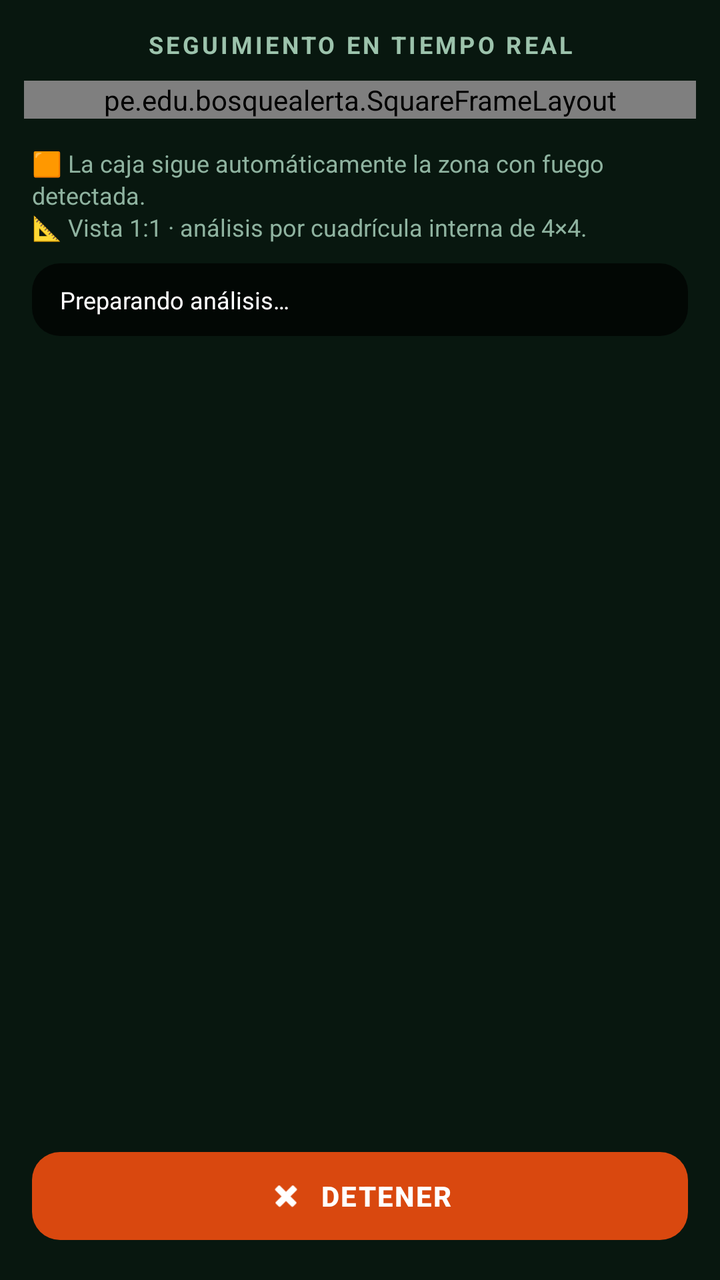
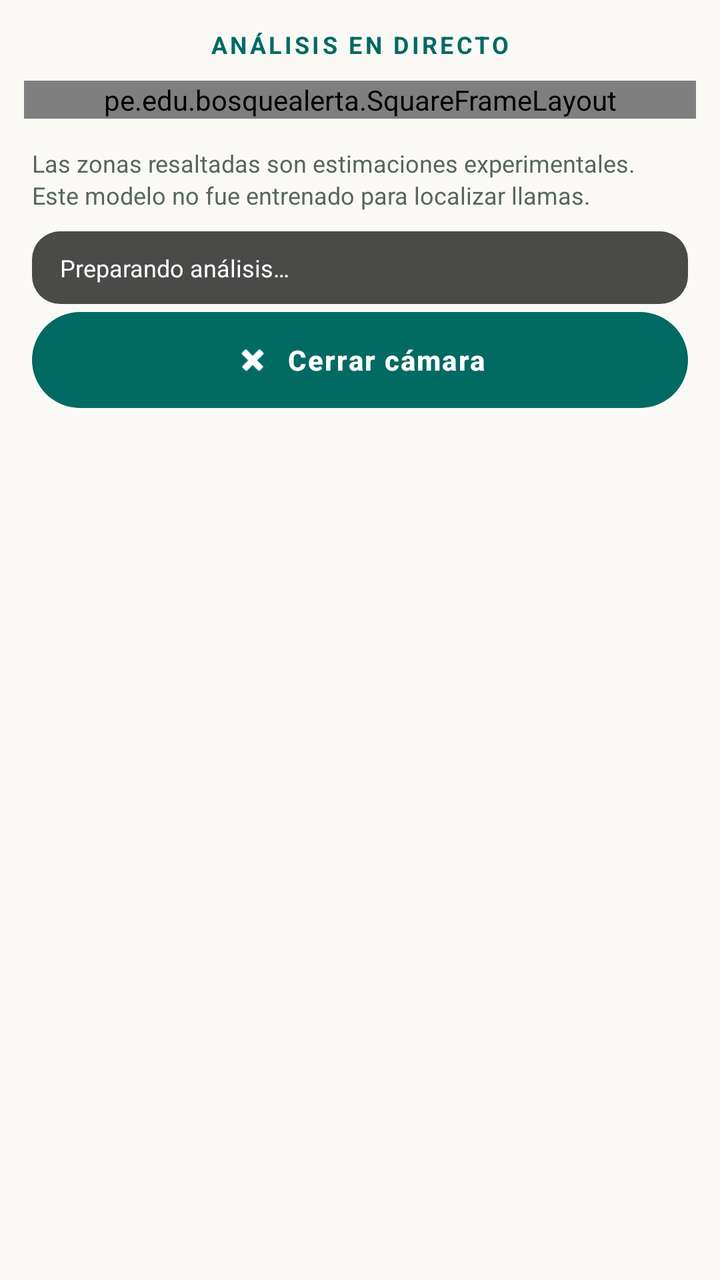

Screens rendered from an Android XML layout before and after an edit, with the pre-edit source and the edit as a unified diff.
<!-- AndroidManifest.xml: application theme Theme.BosqueAlerta -->
<!-- res/layout/activity_live.xml -->
<?xml version="1.0" encoding="utf-8"?>
<LinearLayout xmlns:android="http://schemas.android.com/apk/res/android"
    xmlns:app="http://schemas.android.com/apk/res-auto"
    android:layout_width="match_parent"
    android:layout_height="match_parent"
    android:background="#08170F"
    android:orientation="vertical">

    <TextView
        android:layout_width="match_parent"
        android:layout_height="wrap_content"
        android:letterSpacing="0.12"
        android:paddingTop="14dp"
        android:paddingBottom="10dp"
        android:gravity="center"
        android:text="SEGUIMIENTO EN TIEMPO REAL"
        android:textColor="#9CC3AC"
        android:textSize="12sp"
        android:textStyle="bold" />

    <pe.edu.bosquealerta.SquareFrameLayout
        android:layout_width="match_parent"
        android:layout_height="wrap_content"
        android:layout_marginStart="12dp"
        android:layout_marginEnd="12dp">

        <androidx.camera.view.PreviewView
            android:id="@+id/previewView"
            android:layout_width="match_parent"
            android:layout_height="match_parent" />

        <pe.edu.bosquealerta.FireOverlayView
            android:id="@+id/overlay"
            android:layout_width="match_parent"
            android:layout_height="match_parent" />

        <TextView
            android:id="@+id/statusChip"
            android:layout_width="wrap_content"
            android:layout_height="wrap_content"
            android:layout_gravity="top|center_horizontal"
            android:layout_marginTop="12dp"
            android:background="@drawable/bg_chip_pill"
            android:elevation="6dp"
            android:letterSpacing="0.02"
            android:paddingStart="18dp"
            android:paddingTop="10dp"
            android:paddingEnd="18dp"
            android:paddingBottom="10dp"
            android:text="Iniciando cámara…"
            android:textColor="@color/white"
            android:textSize="15sp"
            android:textStyle="bold" />
    </pe.edu.bosquealerta.SquareFrameLayout>

    <LinearLayout
        android:layout_width="match_parent"
        android:layout_height="0dp"
        android:layout_weight="1"
        android:orientation="vertical"
        android:paddingStart="16dp"
        android:paddingTop="14dp"
        android:paddingEnd="16dp"
        android:paddingBottom="16dp">

        <TextView
            android:layout_width="match_parent"
            android:layout_height="wrap_content"
            android:lineSpacingExtra="2dp"
            android:text="🟧 La caja sigue automáticamente la zona con fuego detectada.\n📐 Vista 1:1 · análisis por cuadrícula interna de 4×4."
            android:textColor="#8FB3A0"
            android:textSize="12sp" />

        <TextView
            android:id="@+id/stats"
            android:layout_width="match_parent"
            android:layout_height="wrap_content"
            android:layout_marginTop="10dp"
            android:background="@drawable/bg_stats"
            android:paddingStart="14dp"
            android:paddingTop="10dp"
            android:paddingEnd="14dp"
            android:paddingBottom="10dp"
            android:text="Preparando análisis…"
            android:textColor="@color/white"
            android:textSize="12sp" />

        <Space
            android:layout_width="match_parent"
            android:layout_height="0dp"
            android:layout_weight="1" />

        <com.google.android.material.button.MaterialButton
            android:id="@+id/stopBtn"
            style="@style/Widget.Material3.Button"
            android:layout_width="match_parent"
            android:layout_height="52dp"
            android:letterSpacing="0.05"
            android:text="DETENER"
            android:textSize="14sp"
            android:textStyle="bold"
            app:backgroundTint="#D9480F"
            app:cornerRadius="14dp"
            app:icon="@android:drawable/ic_delete"
            app:iconGravity="textStart" />
    </LinearLayout>
</LinearLayout>
<!-- resources referenced by this layout -->
<resources>
  <color name="white">#FFFFFF</color>
  <!-- drawable bg_chip_pill (drawable) -->
  <?xml version="1.0" encoding="utf-8"?>
  <shape xmlns:android="http://schemas.android.com/apk/res/android" android:shape="rectangle">
      <solid android:color="#B3000000" />
      <corners android:radius="999dp" />
  </shape>
  <!-- drawable bg_stats (drawable) -->
  <?xml version="1.0" encoding="utf-8"?>
  <shape xmlns:android="http://schemas.android.com/apk/res/android" android:shape="rectangle">
      <solid android:color="#B3000000" />
      <corners android:radius="14dp" />
  </shape>
  <style name="Theme.BosqueAlerta" parent="Theme.Material3.Light.NoActionBar">
          <item name="colorPrimary">@color/primary</item>
          <item name="colorOnPrimary">@color/white</item>
          <item name="colorSecondary">@color/fire</item>
          <item name="colorOnSecondary">@color/white</item>
          <item name="android:statusBarColor">@color/primary_dark</item>
          <item name="android:windowLightStatusBar">false</item>
          <item name="android:navigationBarColor">@color/background</item>
          <item name="android:windowLightNavigationBar">true</item>
          <item name="android:windowBackground">@color/background</item>
      </style>
  <color name="primary">#1A6B43</color>
  <color name="fire">#E8590C</color>
  <color name="primary_dark">#0E4A2E</color>
  <color name="background">#F4F8F3</color>
</resources>

<!-- the commit's change to res/layout/activity_live.xml (unified diff, before → after) -->
@@ -1,107 +1,17 @@
-<?xml version="1.0" encoding="utf-8"?>
-<LinearLayout xmlns:android="http://schemas.android.com/apk/res/android"
-    xmlns:app="http://schemas.android.com/apk/res-auto"
-    android:layout_width="match_parent"
-    android:layout_height="match_parent"
-    android:background="#08170F"
-    android:orientation="vertical">
-
-    <TextView
-        android:layout_width="match_parent"
-        android:layout_height="wrap_content"
-        android:letterSpacing="0.12"
-        android:paddingTop="14dp"
-        android:paddingBottom="10dp"
-        android:gravity="center"
-        android:text="SEGUIMIENTO EN TIEMPO REAL"
-        android:textColor="#9CC3AC"
-        android:textSize="12sp"
-        android:textStyle="bold" />
-
-    <pe.edu.bosquealerta.SquareFrameLayout
-        android:layout_width="match_parent"
-        android:layout_height="wrap_content"
-        android:layout_marginStart="12dp"
-        android:layout_marginEnd="12dp">
-
-        <androidx.camera.view.PreviewView
-            android:id="@+id/previewView"
-            android:layout_width="match_parent"
-            android:layout_height="match_parent" />
-
-        <pe.edu.bosquealerta.FireOverlayView
-            android:id="@+id/overlay"
-            android:layout_width="match_parent"
-            android:layout_height="match_parent" />
-
-        <TextView
-            android:id="@+id/statusChip"
-            android:layout_width="wrap_content"
-            android:layout_height="wrap_content"
-            android:layout_gravity="top|center_horizontal"
-            android:layout_marginTop="12dp"
-            android:background="@drawable/bg_chip_pill"
-            android:elevation="6dp"
-            android:letterSpacing="0.02"
-            android:paddingStart="18dp"
-            android:paddingTop="10dp"
-            android:paddingEnd="18dp"
-            android:paddingBottom="10dp"
-            android:text="Iniciando cámara…"
-            android:textColor="@color/white"
-            android:textSize="15sp"
-            android:textStyle="bold" />
-    </pe.edu.bosquealerta.SquareFrameLayout>
-
-    <LinearLayout
-        android:layout_width="match_parent"
-        android:layout_height="0dp"
-        android:layout_weight="1"
-        android:orientation="vertical"
-        android:paddingStart="16dp"
-        android:paddingTop="14dp"
-        android:paddingEnd="16dp"
-        android:paddingBottom="16dp">
-
-        <TextView
-            android:layout_width="match_parent"
-            android:layout_height="wrap_content"
-            android:lineSpacingExtra="2dp"
-            android:text="🟧 La caja sigue automáticamente la zona con fuego detectada.\n📐 Vista 1:1 · análisis por cuadrícula interna de 4×4."
-            android:textColor="#8FB3A0"
-            android:textSize="12sp" />
-
-        <TextView
-            android:id="@+id/stats"
-            android:layout_width="match_parent"
-            android:layout_height="wrap_content"
-            android:layout_marginTop="10dp"
-            android:background="@drawable/bg_stats"
-            android:paddingStart="14dp"
-            android:paddingTop="10dp"
-            android:paddingEnd="14dp"
-            android:paddingBottom="10dp"
-            android:text="Preparando análisis…"
-            android:textColor="@color/white"
-            android:textSize="12sp" />
-
-        <Space
-            android:layout_width="match_parent"
-            android:layout_height="0dp"
-            android:layout_weight="1" />
-
-        <com.google.android.material.button.MaterialButton
-            android:id="@+id/stopBtn"
-            style="@style/Widget.Material3.Button"
-            android:layout_width="match_parent"
-            android:layout_height="52dp"
-            android:letterSpacing="0.05"
-            android:text="DETENER"
-            android:textSize="14sp"
-            android:textStyle="bold"
-            app:backgroundTint="#D9480F"
-            app:cornerRadius="14dp"
-            app:icon="@android:drawable/ic_delete"
-            app:iconGravity="textStart" />
+<?xml version='1.0' encoding='utf-8'?>
+<ScrollView xmlns:android="http://schemas.android.com/apk/res/android" xmlns:app="http://schemas.android.com/apk/res-auto" android:layout_width="match_parent" android:layout_height="match_parent" android:id="@+id/liveRoot" android:fillViewport="true" android:background="@color/background" android:orientation="vertical">
+    <LinearLayout android:layout_width="match_parent" android:layout_height="wrap_content" android:orientation="vertical">
+        <TextView android:layout_width="match_parent" android:layout_height="wrap_content" android:letterSpacing="0.12" android:paddingTop="14dp" android:paddingBottom="10dp" android:gravity="center" android:text="@string/activity_live_text_1" android:textColor="@color/primary" android:textSize="12sp" android:textStyle="bold" />
+        <pe.edu.bosquealerta.SquareFrameLayout android:layout_width="match_parent" android:layout_height="wrap_content" android:layout_marginStart="12dp" android:layout_marginEnd="12dp">
+            <androidx.camera.view.PreviewView android:id="@+id/previewView" android:layout_width="match_parent" android:layout_height="match_parent" />
+            <pe.edu.bosquealerta.FireOverlayView android:id="@+id/overlay" android:layout_width="match_parent" android:layout_height="match_parent" />
+            <TextView android:id="@+id/statusChip" android:layout_width="wrap_content" android:layout_height="wrap_content" android:layout_gravity="top|center_horizontal" android:layout_marginTop="12dp" android:background="@drawable/bg_chip_pill" android:elevation="6dp" android:letterSpacing="0.02" android:paddingStart="18dp" android:paddingTop="10dp" android:paddingEnd="18dp" android:paddingBottom="10dp" android:text="@string/activity_live_text_2" android:textColor="@color/white" android:textSize="15sp" android:textStyle="bold" />
+        </pe.edu.bosquealerta.SquareFrameLayout>
+        <LinearLayout android:layout_width="match_parent" android:layout_height="wrap_content" android:orientation="vertical" android:paddingStart="16dp" android:paddingTop="14dp" android:paddingEnd="16dp" android:paddingBottom="16dp">
+            <TextView android:layout_width="match_parent" android:layout_height="wrap_content" android:lineSpacingExtra="2dp" android:text="@string/activity_live_text_3" android:textColor="@color/muted" android:textSize="12sp" />
+            <TextView android:id="@+id/stats" android:layout_width="match_parent" android:layout_height="wrap_content" android:layout_marginTop="10dp" android:background="@drawable/bg_stats" android:paddingStart="14dp" android:paddingTop="10dp" android:paddingEnd="14dp" android:paddingBottom="10dp" android:text="@string/activity_live_text_4" android:textColor="@color/white" android:textSize="12sp" />
+            <Space android:layout_width="match_parent" android:layout_height="0dp" android:layout_weight="1" />
+            <com.google.android.material.button.MaterialButton android:id="@+id/stopBtn" style="@style/Action" android:layout_width="match_parent" android:layout_height="wrap_content" android:letterSpacing="0.05" android:text="@string/activity_live_text_5" android:textSize="14sp" android:textStyle="bold" app:backgroundTint="@color/primary" app:cornerRadius="28dp" app:icon="@android:drawable/ic_delete" app:iconGravity="textStart" />
+        </LinearLayout>
     </LinearLayout>
-</LinearLayout>
+</ScrollView>
<!-- resource entries referenced after the edit -->
@@ -13,20 +13,26 @@
       <solid android:color="#B3000000" />
       <corners android:radius="14dp" />
   </shape>
+  <string name="activity_live_text_1">ANÁLISIS EN DIRECTO</string>
+  <string name="activity_live_text_2">Iniciando cámara…</string>
+  <string name="activity_live_text_3">Las zonas resaltadas son estimaciones experimentales.\nEste modelo no fue entrenado para localizar llamas.</string>
+  <string name="activity_live_text_4">Preparando análisis…</string>
+  <string name="activity_live_text_5">Cerrar cámara</string>
+  <style name="Action" parent="Widget.Material3.Button"><item name="android:layout_width">match_parent</item><item name="android:layout_height">wrap_content</item><item name="android:minHeight">56dp</item><item name="android:textAllCaps">false</item><item name="android:textSize">15sp</item><item name="cornerRadius">28dp</item><item name="android:paddingTop">12dp</item><item name="android:paddingBottom">12dp</item></style>
   <style name="Theme.BosqueAlerta" parent="Theme.Material3.Light.NoActionBar">
           <item name="colorPrimary">@color/primary</item>
           <item name="colorOnPrimary">@color/white</item>
           <item name="colorSecondary">@color/fire</item>
           <item name="colorOnSecondary">@color/white</item>
-          <item name="android:statusBarColor">@color/primary_dark</item>
-          <item name="android:windowLightStatusBar">false</item>
+          <item name="android:statusBarColor">@color/background</item>
+          <item name="android:windowLightStatusBar">true</item>
           <item name="android:navigationBarColor">@color/background</item>
           <item name="android:windowLightNavigationBar">true</item>
           <item name="android:windowBackground">@color/background</item>
       </style>
-  <color name="primary">#1A6B43</color>
-  <color name="fire">#E8590C</color>
-  <color name="primary_dark">#0E4A2E</color>
-  <color name="background">#F4F8F3</color>
+  <color name="primary">#006A63</color>
+  <color name="fire">#FFA726</color>
+  <color name="background">#FAF9F5</color>
+  <color name="muted">#59665F</color>
 </resources>
 
